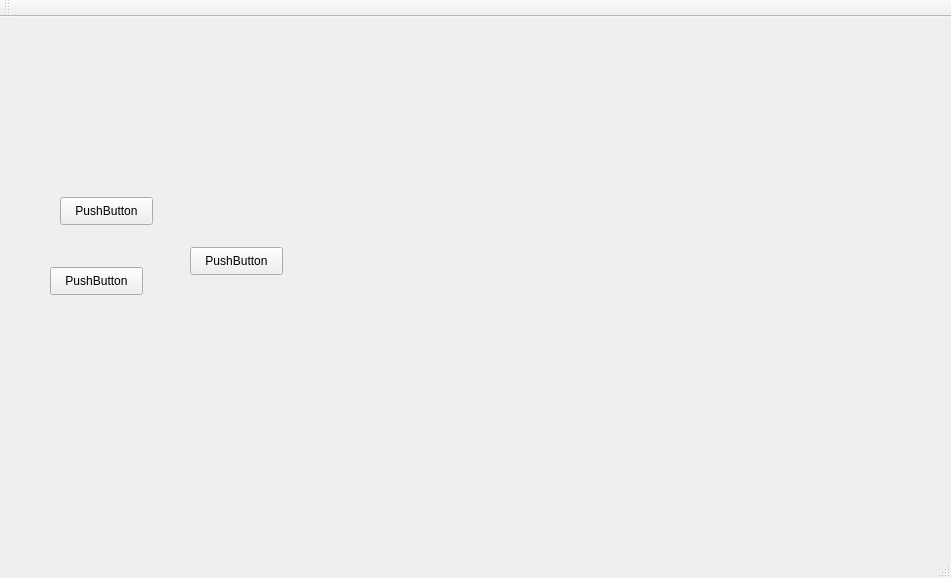
First picture: the form in QtVigil/QtVigil.ui, repository khaledsalem999/Vigil, before the edit.
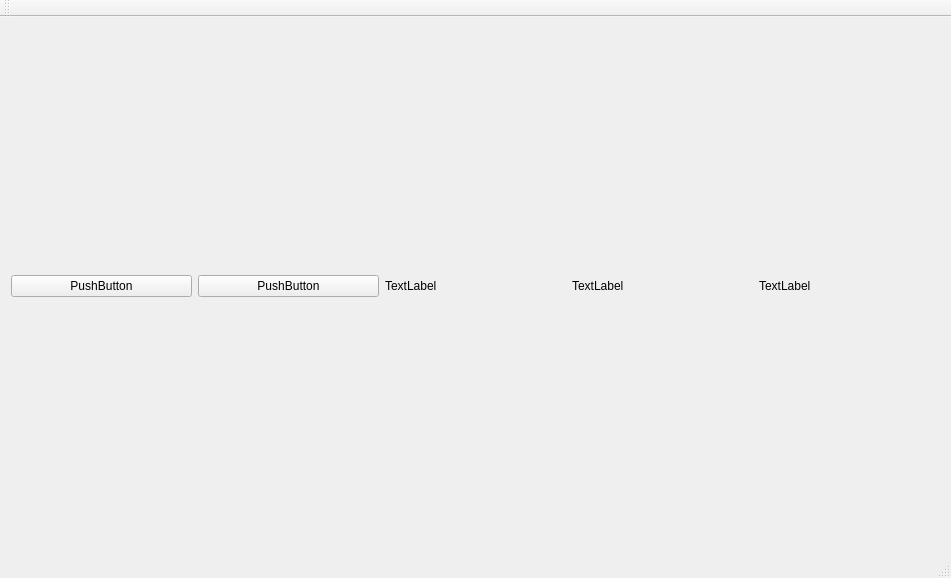
Second picture: the form after the edit.

Commit message: Added feed screen

What changed in the file:
```diff
--- a/QtVigil/QtVigil.ui
+++ b/QtVigil/QtVigil.ui
@@ -14,45 +14,43 @@
    <string>QtVigil</string>
   </property>
   <widget class="QWidget" name="centralWidget">
-   <widget class="QPushButton" name="pushButton">
-    <property name="geometry">
-     <rect>
-      <x>60</x>
-      <y>180</y>
-      <width>93</width>
-      <height>28</height>
-     </rect>
-    </property>
+   <layout class="QGridLayout" name="gridLayout">
+    <item row="0" column="3">
+     <widget class="QLabel" name="label_2">
     <property name="text">
-     <string>PushButton</string>
-    </property>
-   </widget>
+       <string>TextLabel</string>
+      </property>
+     </widget>
+    </item>
+    <item row="0" column="1">
    <widget class="QPushButton" name="pushButton_2">
-    <property name="geometry">
-     <rect>
-      <x>50</x>
-      <y>250</y>
-      <width>93</width>
-      <height>28</height>
-     </rect>
-    </property>
+      <property name="text">
+       <string>PushButton</string>
+      </property>
+     </widget>
+    </item>
+    <item row="0" column="0">
+     <widget class="QPushButton" name="pushButton">
     <property name="text">
      <string>PushButton</string>
     </property>
    </widget>
-   <widget class="QPushButton" name="pushButton_3">
-    <property name="geometry">
-     <rect>
-      <x>190</x>
-      <y>230</y>
-      <width>93</width>
-      <height>28</height>
-     </rect>
-    </property>
+    </item>
+    <item row="0" column="2">
+     <widget class="QLabel" name="label">
+      <property name="text">
+       <string>TextLabel</string>
+      </property>
+     </widget>
+    </item>
+    <item row="0" column="4">
+     <widget class="QLabel" name="label_3">
     <property name="text">
-     <string>PushButton</string>
-    </property>
-   </widget>
+       <string>TextLabel</string>
+      </property>
+     </widget>
+    </item>
+   </layout>
   </widget>
   <widget class="QMenuBar" name="menuBar">
    <property name="geometry">
```
Lines whose indentation alone changed are shown as unchanged. The commit also changes 4 other files.
